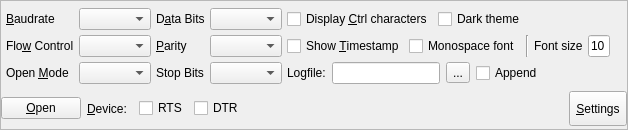
This is controlpanel.ui in michal-narajowski/CuteCom as Qt 5 draws it before an edit. The edited form follows.
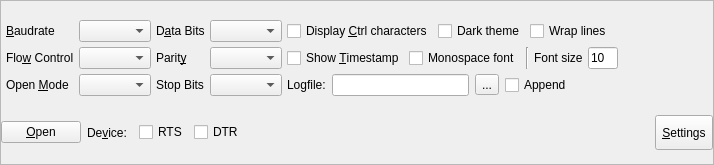
This is the edited form. Custom widgets are drawn as their Qt base class.

Commit message: Add option to toggle line wrapping

What changed in the file:
```diff
--- a/controlpanel.ui
+++ b/controlpanel.ui
@@ -6,8 +6,8 @@
    <rect>
     <x>0</x>
     <y>0</y>
-    <width>628</width>
-    <height>130</height>
+    <width>714</width>
+    <height>165</height>
    </rect>
   </property>
   <property name="autoFillBackground">
@@ -43,7 +43,7 @@
      <item row="1" column="2">
       <widget class="QLabel" name="label_parity">
        <property name="text">
-        <string>&amp;Parity</string>
+        <string>Parit&amp;y</string>
        </property>
        <property name="buddy">
         <cstring>m_combo_parity</cstring>
@@ -85,6 +85,13 @@
          </property>
         </widget>
        </item>
+       <item>
+        <widget class="QCheckBox" name="m_check_lineWrap">
+         <property name="text">
+          <string>Wrap lines</string>
+         </property>
+        </widget>
+       </item>
        <item>
         <spacer name="horizontalSpacer_3">
          <property name="orientation">
@@ -307,7 +314,7 @@
      <item>
       <widget class="QLabel" name="label_device">
        <property name="text">
-        <string>&amp;Device:</string>
+        <string>De&amp;vice:</string>
        </property>
        <property name="buddy">
         <cstring>m_combo_device</cstring>
```
The commit also changes 6 other files.
